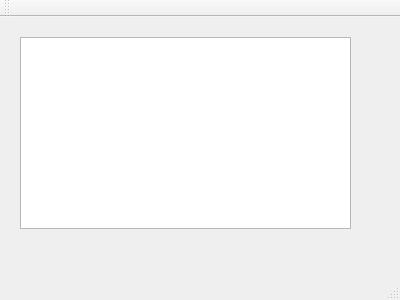
First picture: the form in QT_Sori/SORI/mainwindow.ui, repository kimphg/Peter, before the edit.
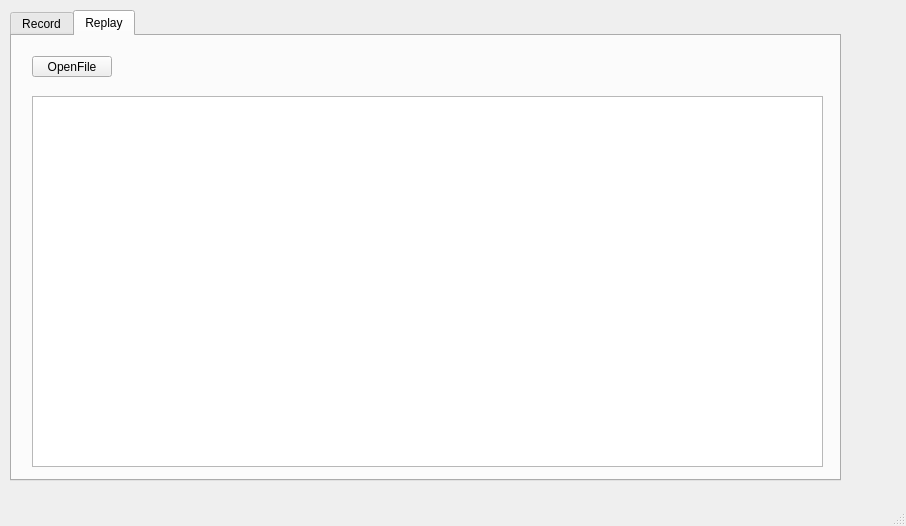
Second picture: the form after the edit.

Patch:
```diff
--- a/QT_Sori/SORI/mainwindow.ui
+++ b/QT_Sori/SORI/mainwindow.ui
@@ -6,23 +6,69 @@
    <rect>
     <x>0</x>
     <y>0</y>
-    <width>400</width>
-    <height>300</height>
+    <width>906</width>
+    <height>526</height>
    </rect>
   </property>
   <property name="windowTitle">
    <string>MainWindow</string>
   </property>
   <widget class="QWidget" name="centralWidget">
-   <widget class="QListWidget" name="listWidget">
+   <widget class="QTabWidget" name="tabWidget">
     <property name="geometry">
      <rect>
-      <x>20</x>
-      <y>20</y>
-      <width>331</width>
-      <height>192</height>
+      <x>10</x>
+      <y>10</y>
+      <width>831</width>
+      <height>471</height>
      </rect>
     </property>
+    <property name="currentIndex">
+     <number>1</number>
+    </property>
+    <widget class="QWidget" name="tab">
+     <attribute name="title">
+      <string>Record</string>
+     </attribute>
+     <widget class="QListWidget" name="listWidget">
+      <property name="geometry">
+       <rect>
+        <x>10</x>
+        <y>10</y>
+        <width>311</width>
+        <height>231</height>
+       </rect>
+      </property>
+     </widget>
+    </widget>
+    <widget class="QWidget" name="tab_2">
+     <attribute name="title">
+      <string>Replay</string>
+     </attribute>
+     <widget class="QPushButton" name="pushButton">
+      <property name="geometry">
+       <rect>
+        <x>20</x>
+        <y>20</y>
+        <width>80</width>
+        <height>21</height>
+       </rect>
+      </property>
+      <property name="text">
+       <string>OpenFile</string>
+      </property>
+     </widget>
+     <widget class="QListWidget" name="listWidget_2">
+      <property name="geometry">
+       <rect>
+        <x>20</x>
+        <y>60</y>
+        <width>791</width>
+        <height>371</height>
+       </rect>
+      </property>
+     </widget>
+    </widget>
    </widget>
   </widget>
   <widget class="QMenuBar" name="menuBar">
@@ -35,14 +81,6 @@
     </rect>
    </property>
   </widget>
-  <widget class="QToolBar" name="mainToolBar">
-   <attribute name="toolBarArea">
-    <enum>TopToolBarArea</enum>
-   </attribute>
-   <attribute name="toolBarBreak">
-    <bool>false</bool>
-   </attribute>
-  </widget>
   <widget class="QStatusBar" name="statusBar"/>
  </widget>
  <layoutdefault spacing="6" margin="11"/>
```
Left out of the diff: 4 changed lines with no effect on the pictures.
